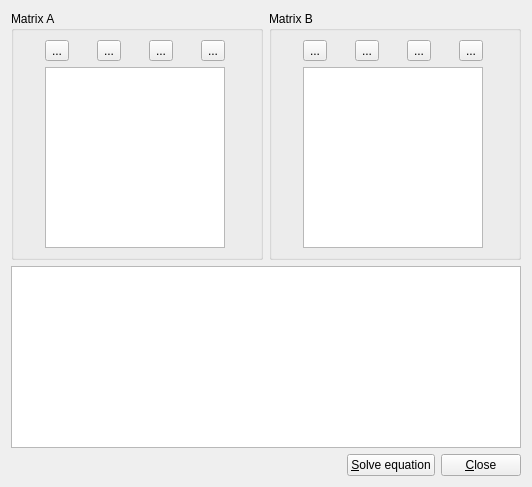
Old version of the form src/ui/matrix_widget.ui in the repository YuriyRusinov/lapack_test.
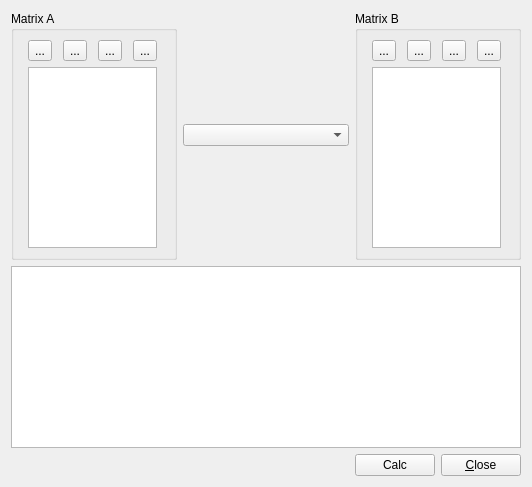
New version of the form.

Commit message: Matrix operations.

```diff
--- a/src/ui/matrix_widget.ui
+++ b/src/ui/matrix_widget.ui
@@ -55,6 +55,9 @@
     </widget>
    </item>
    <item row="0" column="1">
+    <widget class="QComboBox" name="cbMatrOper"/>
+   </item>
+   <item row="0" column="2">
     <widget class="QGroupBox" name="gbMatrixB">
      <property name="title">
       <string>Matrix B</string>
@@ -94,10 +97,10 @@
      </layout>
     </widget>
    </item>
-   <item row="1" column="0" colspan="2">
+   <item row="1" column="0" colspan="3">
     <widget class="QTableView" name="tvMatrixRes"/>
    </item>
-   <item row="2" column="0" colspan="2">
+   <item row="2" column="0" colspan="3">
     <layout class="QHBoxLayout" name="buttonsLayout">
      <item>
       <spacer name="horizontalSpacer">
@@ -115,7 +118,7 @@
      <item>
       <widget class="QPushButton" name="pbSolve">
        <property name="text">
-        <string>&amp;Solve equation</string>
+        <string>Calc</string>
        </property>
       </widget>
      </item>
```
The commit also changes 5 other files.
